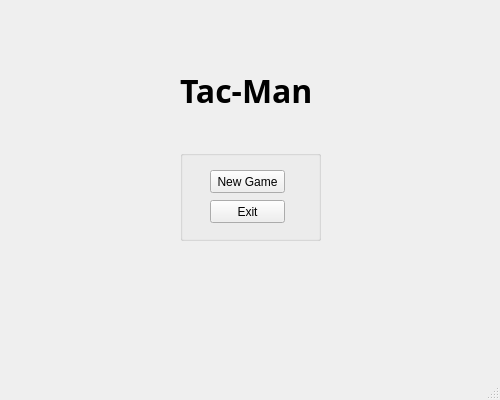
This is Project/17B_Project_1/mainwindow.ui in ak2300941/CIS-17B as Qt 5 draws it before an edit. The edited form follows.
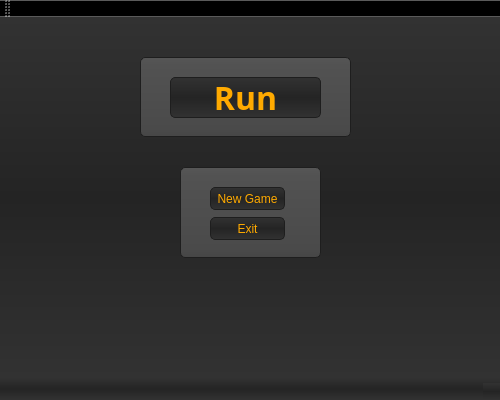
This is the edited form.

Patch:
```diff
--- a/Project/17B_Project_1/mainwindow.ui
+++ b/Project/17B_Project_1/mainwindow.ui
@@ -13,28 +13,10 @@
   <property name="windowTitle">
    <string>MainWindow</string>
   </property>
+  <property name="styleSheet">
+   <string notr="true">background-color: QLinearGradient(x1:0, y1:0, x2:0, y2:1, stop:0 #323232, stop: 0.5 #242424, stop:1 #323232);</string>
+  </property>
   <widget class="QWidget" name="centralWidget">
-   <widget class="QLabel" name="gameTitle">
-    <property name="geometry">
-     <rect>
-      <x>180</x>
-      <y>70</y>
-      <width>141</width>
-      <height>41</height>
-     </rect>
-    </property>
-    <property name="font">
-     <font>
-      <family>Berlin Sans FB</family>
-      <pointsize>24</pointsize>
-      <weight>75</weight>
-      <bold>true</bold>
-     </font>
-    </property>
-    <property name="text">
-     <string>Tac-Man</string>
-    </property>
-   </widget>
    <widget class="QGroupBox" name="mainmenuGroupBox">
     <property name="geometry">
      <rect>
@@ -44,6 +26,13 @@
       <height>91</height>
      </rect>
     </property>
+    <property name="styleSheet">
+     <string notr="true">selection-background-color: #ffaa00;
+    background-color: QLinearGradient( x1: 0, y1: 0, x2: 0, y2: 1, stop: 0 #565656, stop: 0.1 #525252, stop: 0.5 #4e4e4e, stop: 0.9 #4a4a4a, stop: 1 #464646);
+    border-style: solid;
+    border: 1px solid #1e1e1e;
+    border-radius: 5;</string>
+    </property>
     <property name="title">
      <string/>
     </property>
@@ -56,6 +45,12 @@
        <height>23</height>
       </rect>
      </property>
+     <property name="styleSheet">
+      <string notr="true">text-align: center;
+spacing: 1px; /* spacing between items in the tool bar */
+background-color: QLinearGradient(x1:0, y1:0, x2:0, y2:1, stop:0 #323232, stop: 0.5 #242424, stop:1 #323232);
+color: rgb(255, 170, 0)</string>
+     </property>
      <property name="text">
       <string>New Game</string>
      </property>
@@ -69,11 +64,67 @@
        <height>23</height>
       </rect>
      </property>
+     <property name="styleSheet">
+      <string notr="true">text-align: center;
+spacing: 1px; /* spacing between items in the tool bar */
+background-color: QLinearGradient(x1:0, y1:0, x2:0, y2:1, stop:0 #323232, stop: 0.5 #242424, stop:1 #323232);
+color: rgb(255, 170, 0)</string>
+     </property>
      <property name="text">
       <string>Exit</string>
      </property>
     </widget>
    </widget>
+   <widget class="QGroupBox" name="titleBox">
+    <property name="geometry">
+     <rect>
+      <x>140</x>
+      <y>40</y>
+      <width>211</width>
+      <height>80</height>
+     </rect>
+    </property>
+    <property name="styleSheet">
+     <string notr="true">selection-background-color: #ffaa00;
+    background-color: QLinearGradient( x1: 0, y1: 0, x2: 0, y2: 1, stop: 0 #565656, stop: 0.1 #525252, stop: 0.5 #4e4e4e, stop: 0.9 #4a4a4a, stop: 1 #464646);
+    border-style: solid;
+    border: 1px solid #1e1e1e;
+    border-radius: 5;</string>
+    </property>
+    <property name="title">
+     <string/>
+    </property>
+    <widget class="QLabel" name="gameTitle">
+     <property name="geometry">
+      <rect>
+       <x>30</x>
+       <y>20</y>
+       <width>151</width>
+       <height>41</height>
+      </rect>
+     </property>
+     <property name="font">
+      <font>
+       <family>Berlin Sans FB</family>
+       <pointsize>24</pointsize>
+       <weight>75</weight>
+       <bold>true</bold>
+      </font>
+     </property>
+     <property name="styleSheet">
+      <string notr="true">text-align: center;
+spacing: 1px; /* spacing between items in the tool bar */
+background-color: QLinearGradient(x1:0, y1:0, x2:0, y2:1, stop:0 #323232, stop: 0.5 #242424, stop:1 #323232);
+color: rgb(255, 170, 0)</string>
+     </property>
+     <property name="text">
+      <string>Run</string>
+     </property>
+     <property name="alignment">
+      <set>Qt::AlignCenter</set>
+     </property>
+    </widget>
+   </widget>
   </widget>
   <widget class="QMenuBar" name="menuBar">
    <property name="geometry">
@@ -85,6 +136,14 @@
     </rect>
    </property>
   </widget>
+  <widget class="QToolBar" name="mainToolBar">
+   <attribute name="toolBarArea">
+    <enum>TopToolBarArea</enum>
+   </attribute>
+   <attribute name="toolBarBreak">
+    <bool>false</bool>
+   </attribute>
+  </widget>
   <widget class="QStatusBar" name="statusBar"/>
  </widget>
  <layoutdefault spacing="6" margin="11"/>
```
